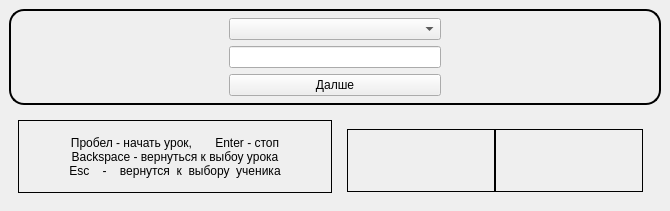
KeyGen/Easy-work, file Easy-work/Plugin/RegimeLesson/RegimeLesson/regimeLesson.ui: the form before one commit.
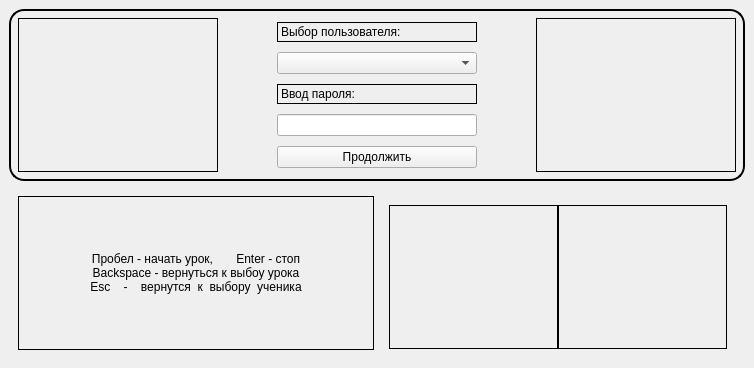
The form after the commit. Icons and pictures are not drawn.

```diff
--- a/Easy-work/Plugin/RegimeLesson/RegimeLesson/regimeLesson.ui
+++ b/Easy-work/Plugin/RegimeLesson/RegimeLesson/regimeLesson.ui
@@ -6,8 +6,8 @@
    <rect>
     <x>0</x>
     <y>0</y>
-    <width>670</width>
-    <height>211</height>
+    <width>754</width>
+    <height>368</height>
    </rect>
   </property>
   <property name="windowTitle">
@@ -41,36 +41,34 @@
 }</string>
         </property>
         <layout class="QGridLayout" name="gridLayout_3">
-         <item row="0" column="1">
-          <widget class="QComboBox" name="comboBox">
-           <property name="minimumSize">
-            <size>
-             <width>200</width>
-             <height>0</height>
-            </size>
-           </property>
-          </widget>
-         </item>
          <item row="2" column="1">
-          <widget class="QPushButton" name="pushButton">
+          <layout class="QHBoxLayout" name="horizontalLayout_2">
+           <item>
+            <widget class="QLabel" name="imageOne">
            <property name="minimumSize">
             <size>
-             <width>120</width>
+               <width>200</width>
              <height>0</height>
             </size>
            </property>
-           <property name="maximumSize">
-            <size>
-             <width>16777215</width>
-             <height>16777215</height>
-            </size>
+             <property name="frameShape">
+              <enum>QFrame::Box</enum>
            </property>
            <property name="text">
-            <string>Далше</string>
+              <string/>
+             </property>
+             <property name="pixmap">
+              <pixmap resource="icon.qrc">:/labelOne</pixmap>
+             </property>
+             <property name="scaledContents">
+              <bool>false</bool>
+             </property>
+             <property name="alignment">
+              <set>Qt::AlignCenter</set>
            </property>
           </widget>
          </item>
-         <item row="2" column="0">
+           <item>
           <spacer name="horizontalSpacer_2">
            <property name="orientation">
             <enum>Qt::Horizontal</enum>
@@ -83,33 +81,61 @@
            </property>
           </spacer>
          </item>
-         <item row="0" column="0">
-          <spacer name="horizontalSpacer">
-           <property name="orientation">
-            <enum>Qt::Horizontal</enum>
-           </property>
-           <property name="sizeHint" stdset="0">
+           <item>
+            <layout class="QVBoxLayout" name="verticalLayout">
+             <item>
+              <widget class="QLabel" name="userInput">
+               <property name="maximumSize">
             <size>
-             <width>40</width>
+                 <width>16777215</width>
              <height>20</height>
             </size>
            </property>
-          </spacer>
-         </item>
-         <item row="0" column="2">
-          <spacer name="horizontalSpacer_3">
-           <property name="orientation">
-            <enum>Qt::Horizontal</enum>
-           </property>
-           <property name="sizeHint" stdset="0">
+               <property name="styleSheet">
+                <string notr="true">QLabel#userInput{
+opacity: 223;
+color: &quot;black&quot;;
+font-size: 12px; 
+    border: 1px solid black;
+}</string>
+               </property>
+               <property name="text">
+                <string>Выбор пользователя:</string>
+               </property>
+              </widget>
+             </item>
+             <item>
+              <widget class="QComboBox" name="comboBox">
+               <property name="minimumSize">
+                <size>
+                 <width>200</width>
+                 <height>0</height>
+                </size>
+               </property>
+              </widget>
+             </item>
+             <item>
+              <widget class="QLabel" name="userInputPassword">
+               <property name="maximumSize">
             <size>
-             <width>40</width>
+                 <width>16777215</width>
              <height>20</height>
             </size>
            </property>
-          </spacer>
-         </item>
-         <item row="1" column="1">
+               <property name="styleSheet">
+                <string notr="true">QLabel#userInputPassword{
+opacity: 223;
+color: &quot;black&quot;;
+font-size: 12px; 
+    border: 1px solid black;
+}</string>
+               </property>
+               <property name="text">
+                <string>Ввод пароля:</string>
+               </property>
+              </widget>
+             </item>
+             <item>
           <widget class="QLineEdit" name="inputPassvord">
            <property name="echoMode">
             <enum>QLineEdit::Password</enum>
@@ -119,6 +145,64 @@
            </property>
           </widget>
          </item>
+             <item>
+              <widget class="QPushButton" name="pushButton">
+               <property name="minimumSize">
+                <size>
+                 <width>120</width>
+                 <height>0</height>
+                </size>
+               </property>
+               <property name="maximumSize">
+                <size>
+                 <width>16777215</width>
+                 <height>16777215</height>
+                </size>
+               </property>
+               <property name="text">
+                <string>Продолжить</string>
+               </property>
+              </widget>
+             </item>
+            </layout>
+           </item>
+           <item>
+            <spacer name="horizontalSpacer">
+             <property name="orientation">
+              <enum>Qt::Horizontal</enum>
+             </property>
+             <property name="sizeHint" stdset="0">
+              <size>
+               <width>40</width>
+               <height>20</height>
+              </size>
+             </property>
+            </spacer>
+           </item>
+           <item>
+            <widget class="QLabel" name="imageTwo">
+             <property name="minimumSize">
+              <size>
+               <width>200</width>
+               <height>0</height>
+              </size>
+             </property>
+             <property name="frameShape">
+              <enum>QFrame::Box</enum>
+             </property>
+             <property name="text">
+              <string/>
+             </property>
+             <property name="pixmap">
+              <pixmap resource="icon.qrc">:/labelTwo</pixmap>
+             </property>
+             <property name="alignment">
+              <set>Qt::AlignCenter</set>
+             </property>
+            </widget>
+           </item>
+          </layout>
+         </item>
         </layout>
        </widget>
       </item>
```
Left out of the diff: 4 changed lines with no effect on the pictures. Lines whose indentation alone changed are shown as unchanged.
